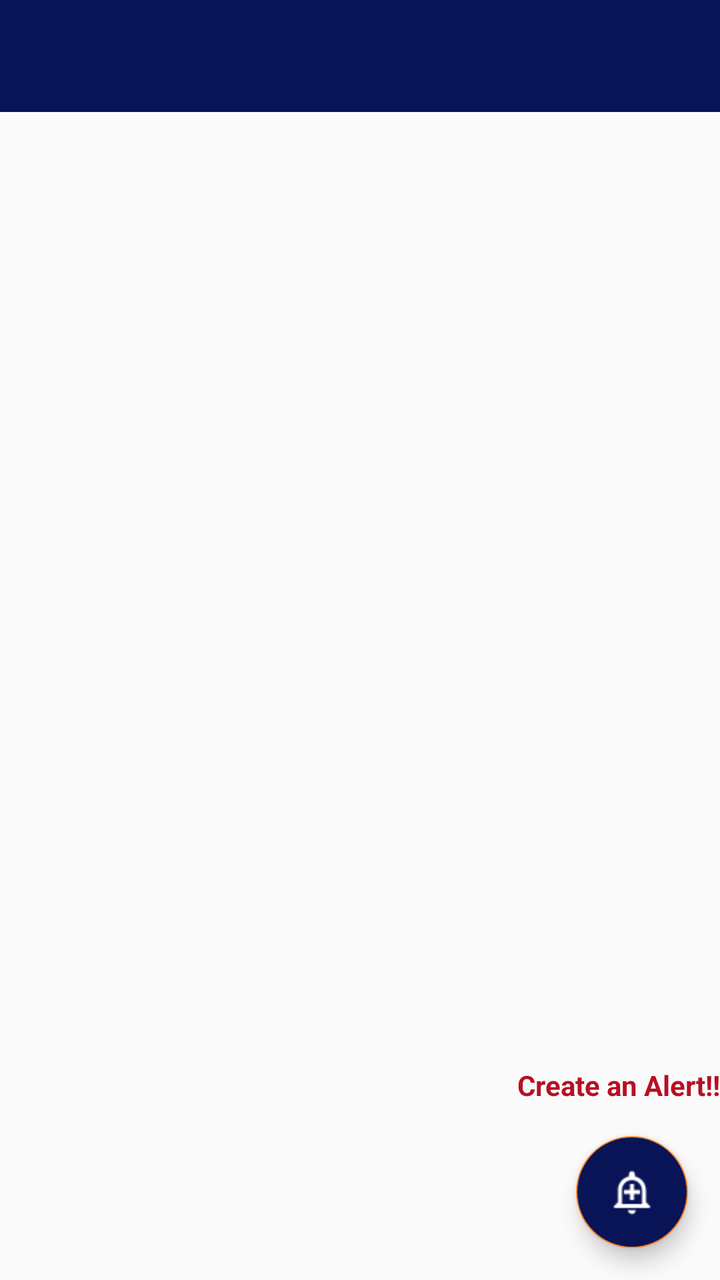
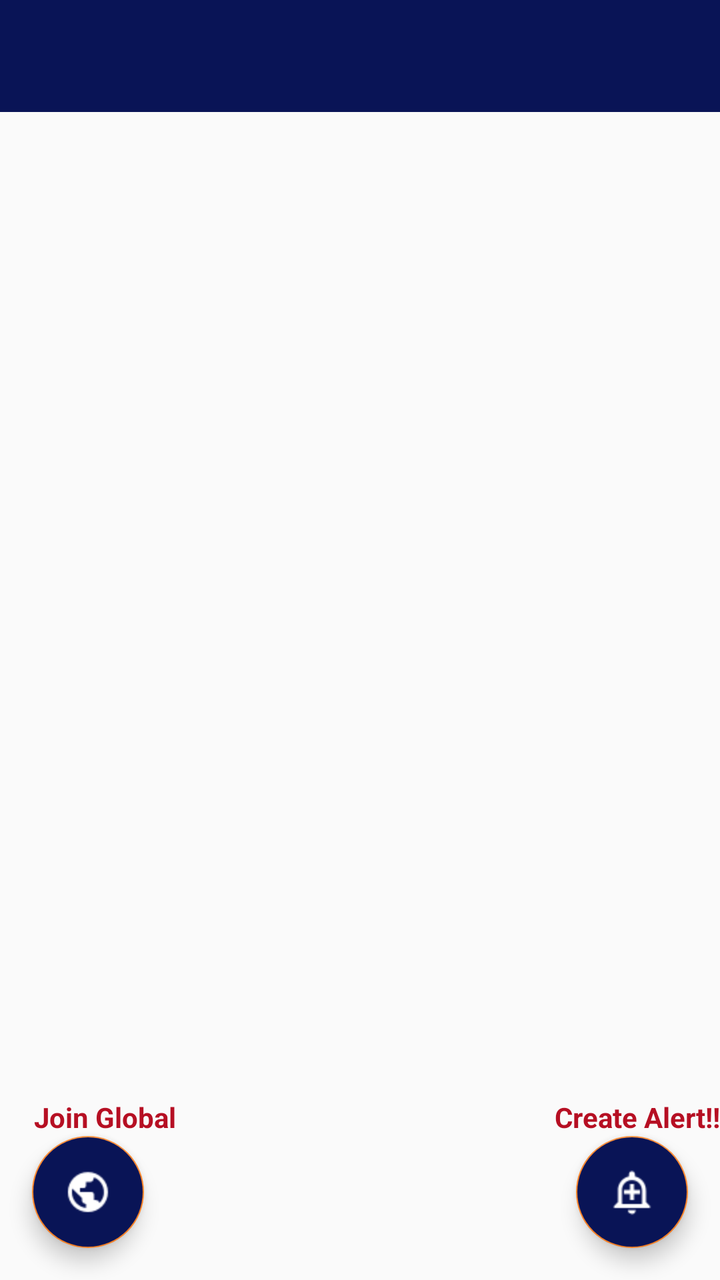

Before-and-after screenshots of an Android layout around one commit, followed by the original layout XML and the change that was made.
<!-- AndroidManifest.xml: activity theme AppTheme.NoActionBar -->
<!-- res/layout/activity_main.xml -->
<?xml version="1.0" encoding="utf-8"?>
<androidx.constraintlayout.widget.ConstraintLayout xmlns:android="http://schemas.android.com/apk/res/android"
    xmlns:app="http://schemas.android.com/apk/res-auto"
    xmlns:tools="http://schemas.android.com/tools"
    android:layout_width="match_parent"
    android:layout_height="match_parent"
    tools:context=".MainActivity">

    <com.google.android.material.appbar.AppBarLayout
        android:id="@+id/toolbaar"
        android:layout_width="match_parent"
        android:layout_height="wrap_content"
        android:theme="@style/AppTheme.AppBarOverlay"
        tools:ignore="MissingConstraints">

        <androidx.appcompat.widget.Toolbar
            android:id="@+id/toolbar"
            android:layout_width="match_parent"
            android:layout_height="?attr/actionBarSize"
            android:background="?attr/colorPrimary"
            app:popupTheme="@style/AppTheme.PopupOverlay" />

    </com.google.android.material.appbar.AppBarLayout>


    <FrameLayout
        android:id="@+id/main_fragment"
        android:layout_width="match_parent"
        android:layout_height="match_parent"
        android:orientation="vertical"
        app:layout_constraintBottom_toBottomOf="parent"
        app:layout_constraintHorizontal_bias="0.0"

        app:layout_constraintLeft_toLeftOf="parent"
        app:layout_constraintRight_toRightOf="parent"
        app:layout_constraintTop_toTopOf="parent"
        app:layout_constraintVertical_bias="0.0">


        <LinearLayout
            android:layout_width="match_parent"
            android:layout_height="wrap_content"
            android:layout_gravity="bottom|end"
            android:id="@+id/linear"
            android:orientation="vertical">

            <TextView
                android:layout_width="wrap_content"
                android:layout_height="wrap_content"
                android:layout_gravity="bottom|end"
                android:text="Create an Alert!!"
                android:textStyle="bold"
                android:layout_marginRight="@dimen/_5sdp"
                android:textColor="@color/error" />

            <com.google.android.material.floatingactionbutton.FloatingActionButton
                android:id="@+id/floating_action_button"
                style="@style/Widget.Design.FloatingActionButton"
                android:layout_width="wrap_content"
                android:layout_height="wrap_content"
                android:layout_gravity="bottom|end"
                android:layout_margin="16dp"
                android:background="@color/colorPrimary"
                android:backgroundTint="@color/colorPrimary"
                app:srcCompat="@drawable/addalaert" />


        </LinearLayout>
    </FrameLayout>

</androidx.constraintlayout.widget.ConstraintLayout>
<!-- resources referenced by this layout -->
<resources>
  <color name="colorPrimary">#091456</color>
  <color name="error">#B60F23</color>
  <!-- drawable addalaert: png bitmap (drawable, 363 bytes) -->
  <style name="AppTheme.AppBarOverlay" parent="ThemeOverlay.AppCompat.Dark.ActionBar" />
  <style name="AppTheme.PopupOverlay" parent="ThemeOverlay.AppCompat.Light" />
  <style name="AppTheme.NoActionBar">
          <item name="windowActionBar">false</item>
          <item name="windowNoTitle">true</item>
      </style>
</resources>

<!-- the commit's change to res/layout/activity_main.xml (unified diff, before → after) -->
@@ -30,7 +30,6 @@
         android:orientation="vertical"
         app:layout_constraintBottom_toBottomOf="parent"
         app:layout_constraintHorizontal_bias="0.0"
-
         app:layout_constraintLeft_toLeftOf="parent"
         app:layout_constraintRight_toRightOf="parent"
         app:layout_constraintTop_toTopOf="parent"
@@ -38,7 +37,7 @@
 
 
         <LinearLayout
-            android:layout_width="match_parent"
+            android:layout_width="wrap_content"
             android:layout_height="wrap_content"
             android:layout_gravity="bottom|end"
             android:id="@+id/linear"
@@ -48,7 +47,7 @@
                 android:layout_width="wrap_content"
                 android:layout_height="wrap_content"
                 android:layout_gravity="bottom|end"
-                android:text="Create an Alert!!"
+                android:text="Create Alert!!"
                 android:textStyle="bold"
                 android:layout_marginRight="@dimen/_5sdp"
                 android:textColor="@color/error" />
@@ -59,10 +58,51 @@
                 android:layout_width="wrap_content"
                 android:layout_height="wrap_content"
                 android:layout_gravity="bottom|end"
-                android:layout_margin="16dp"
+                android:layout_marginRight="16dp"
+                android:layout_marginBottom="16dp"
                 android:background="@color/colorPrimary"
                 android:backgroundTint="@color/colorPrimary"
-                app:srcCompat="@drawable/addalaert" />
+                app:srcCompat="@drawable/addalaert"
+                android:layout_marginEnd="16dp" />
+
+
+
+
+
+        </LinearLayout>
+
+        <LinearLayout
+            android:layout_width="wrap_content"
+            android:layout_height="wrap_content"
+            android:layout_gravity="bottom|start"
+            android:id="@+id/linear2"
+            android:orientation="vertical">
+
+            <TextView
+                android:layout_width="wrap_content"
+                android:layout_height="wrap_content"
+                android:layout_gravity="bottom|end"
+                android:text="Join Global"
+                android:textStyle="bold"
+                android:layout_marginRight="@dimen/_5sdp"
+                android:textColor="@color/error" />
+
+            <com.google.android.material.floatingactionbutton.FloatingActionButton
+                android:id="@+id/joinGlobal"
+                style="@style/Widget.Design.FloatingActionButton"
+                android:layout_width="wrap_content"
+                android:layout_height="wrap_content"
+                android:layout_gravity="bottom|end"
+                android:layout_marginLeft="16dp"
+                android:layout_marginBottom="16dp"
+                android:background="@color/colorPrimary"
+                android:backgroundTint="@color/colorPrimary"
+                app:srcCompat="@drawable/global"
+                android:layout_marginEnd="16dp"
+                android:layout_marginStart="16dp" />
+
+
+
 
 
         </LinearLayout>
<!-- resource entries referenced after the edit -->
@@ -3,6 +3,7 @@
   <color name="colorPrimary">#091456</color>
   <color name="error">#B60F23</color>
   <!-- drawable addalaert: png bitmap (drawable, 363 bytes) -->
+  <!-- drawable global: png bitmap (drawable, 502 bytes) -->
   <style name="AppTheme.AppBarOverlay" parent="ThemeOverlay.AppCompat.Dark.ActionBar" />
   <style name="AppTheme.PopupOverlay" parent="ThemeOverlay.AppCompat.Light" />
   <style name="AppTheme.NoActionBar">
